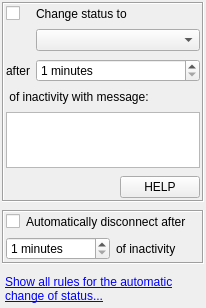
The window that src/plugins/autostatus/autostatusoptionswidget2.ui (xnamed/vacuum-im) describes before a commit, drawn with Qt 5.
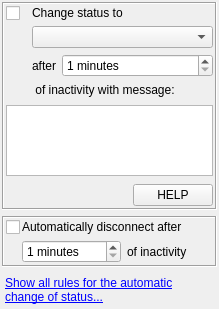
The same window after the commit.

Diff of the .ui file:
```diff
--- a/src/plugins/autostatus/autostatusoptionswidget2.ui
+++ b/src/plugins/autostatus/autostatusoptionswidget2.ui
@@ -6,8 +6,8 @@
    <rect>
     <x>0</x>
     <y>0</y>
-    <width>206</width>
-    <height>287</height>
+    <width>219</width>
+    <height>309</height>
    </rect>
   </property>
   <property name="sizePolicy">
@@ -16,10 +16,7 @@
     <verstretch>0</verstretch>
    </sizepolicy>
   </property>
-  <layout class="QVBoxLayout" name="verticalLayout">
-   <property name="spacing">
-    <number>8</number>
-   </property>
+  <layout class="QVBoxLayout" name="verticalLayout_6">
    <property name="leftMargin">
     <number>2</number>
    </property>
@@ -46,7 +43,10 @@
      <property name="frameShadow">
       <enum>QFrame::Sunken</enum>
      </property>
-     <layout class="QGridLayout" name="gridLayout_2">
+     <layout class="QVBoxLayout" name="verticalLayout_3">
+      <property name="spacing">
+       <number>8</number>
+      </property>
       <property name="leftMargin">
        <number>2</number>
       </property>
@@ -59,10 +59,11 @@
       <property name="bottomMargin">
        <number>2</number>
       </property>
-      <property name="verticalSpacing">
-       <number>8</number>
-      </property>
-      <item row="0" column="0">
+      <item>
+       <layout class="QHBoxLayout" name="horizontalLayout_3">
+        <item>
+         <layout class="QVBoxLayout" name="verticalLayout_2">
+          <item>
        <widget class="QCheckBox" name="chbAwayEnable">
         <property name="sizePolicy">
          <sizepolicy hsizetype="Maximum" vsizetype="Maximum">
@@ -75,21 +76,50 @@
         </property>
        </widget>
       </item>
-      <item row="0" column="1" colspan="2">
+          <item>
+           <spacer name="verticalSpacer">
+            <property name="orientation">
+             <enum>Qt::Vertical</enum>
+            </property>
+            <property name="sizeHint" stdset="0">
+             <size>
+              <width>20</width>
+              <height>40</height>
+             </size>
+            </property>
+           </spacer>
+          </item>
+         </layout>
+        </item>
+        <item>
+         <layout class="QVBoxLayout" name="verticalLayout">
+          <item>
        <widget class="QLabel" name="label_2">
         <property name="text">
          <string>Change status to</string>
         </property>
        </widget>
       </item>
-      <item row="2" column="0">
+          <item>
+           <widget class="QComboBox" name="cmbAwayStatus">
+            <property name="sizePolicy">
+             <sizepolicy hsizetype="Expanding" vsizetype="Fixed">
+              <horstretch>0</horstretch>
+              <verstretch>0</verstretch>
+             </sizepolicy>
+            </property>
+           </widget>
+          </item>
+          <item>
+           <layout class="QHBoxLayout" name="horizontalLayout_2">
+            <item>
        <widget class="QLabel" name="lblAwayAfter">
         <property name="text">
          <string>after</string>
         </property>
        </widget>
       </item>
-      <item row="2" column="1" colspan="2">
+            <item>
        <widget class="QSpinBox" name="spbAwayTime">
         <property name="sizePolicy">
          <sizepolicy hsizetype="Expanding" vsizetype="Fixed">
@@ -108,7 +138,9 @@
         </property>
        </widget>
       </item>
-      <item row="3" column="0" colspan="3">
+           </layout>
+          </item>
+          <item>
        <widget class="QLabel" name="lblAwayInactive">
         <property name="sizePolicy">
          <sizepolicy hsizetype="Expanding" vsizetype="Preferred">
@@ -124,7 +156,11 @@
         </property>
        </widget>
       </item>
-      <item row="4" column="0" colspan="3">
+         </layout>
+        </item>
+       </layout>
+      </item>
+      <item>
        <widget class="QTextEdit" name="lneAwayText">
         <property name="sizePolicy">
          <sizepolicy hsizetype="Expanding" vsizetype="Maximum">
@@ -134,20 +170,22 @@
         </property>
        </widget>
       </item>
-      <item row="5" column="0" colspan="2">
+      <item>
+       <layout class="QHBoxLayout" name="horizontalLayout_4">
+        <item>
        <spacer name="horizontalSpacer">
         <property name="orientation">
          <enum>Qt::Horizontal</enum>
         </property>
         <property name="sizeHint" stdset="0">
          <size>
-          <width>40</width>
-          <height>20</height>
+            <width>38</width>
+            <height>17</height>
          </size>
         </property>
        </spacer>
       </item>
-      <item row="5" column="2">
+        <item>
        <widget class="QPushButton" name="tlbAwayHelp">
         <property name="sizePolicy">
          <sizepolicy hsizetype="Preferred" vsizetype="Fixed">
@@ -160,15 +198,7 @@
         </property>
        </widget>
       </item>
-      <item row="1" column="1" colspan="2">
-       <widget class="QComboBox" name="cmbAwayStatus">
-        <property name="sizePolicy">
-         <sizepolicy hsizetype="Expanding" vsizetype="Fixed">
-          <horstretch>0</horstretch>
-          <verstretch>0</verstretch>
-         </sizepolicy>
-        </property>
-       </widget>
+       </layout>
       </item>
      </layout>
     </widget>
@@ -200,30 +230,51 @@
       <property name="bottomMargin">
        <number>2</number>
       </property>
-      <property name="verticalSpacing">
-       <number>8</number>
+      <property name="horizontalSpacing">
+       <number>2</number>
       </property>
-      <item row="0" column="1" colspan="2">
+      <item row="0" column="0">
+       <layout class="QVBoxLayout" name="verticalLayout_5">
+        <item>
+         <widget class="QCheckBox" name="chbOfflineEnable">
+          <property name="sizePolicy">
+           <sizepolicy hsizetype="Maximum" vsizetype="Maximum">
+            <horstretch>0</horstretch>
+            <verstretch>0</verstretch>
+           </sizepolicy>
+          </property>
+          <property name="text">
+           <string/>
+          </property>
+         </widget>
+        </item>
+        <item>
+         <spacer name="verticalSpacer_2">
+          <property name="orientation">
+           <enum>Qt::Vertical</enum>
+          </property>
+          <property name="sizeHint" stdset="0">
+           <size>
+            <width>5</width>
+            <height>10</height>
+           </size>
+          </property>
+         </spacer>
+        </item>
+       </layout>
+      </item>
+      <item row="0" column="1">
+       <layout class="QVBoxLayout" name="verticalLayout_4">
+        <item>
        <widget class="QLabel" name="label">
         <property name="text">
          <string>Automatically disconnect after</string>
         </property>
        </widget>
       </item>
-      <item row="0" column="0">
-       <widget class="QCheckBox" name="chbOfflineEnable">
-        <property name="sizePolicy">
-         <sizepolicy hsizetype="Maximum" vsizetype="Maximum">
-          <horstretch>0</horstretch>
-          <verstretch>0</verstretch>
-         </sizepolicy>
-        </property>
-        <property name="text">
-         <string/>
-        </property>
-       </widget>
-      </item>
-      <item row="1" column="0" colspan="2">
+        <item>
+         <layout class="QHBoxLayout" name="horizontalLayout_5">
+          <item>
        <widget class="QSpinBox" name="spbOfflineTime">
         <property name="sizePolicy">
          <sizepolicy hsizetype="Preferred" vsizetype="Fixed">
@@ -242,7 +293,7 @@
         </property>
        </widget>
       </item>
-      <item row="1" column="2">
+          <item>
        <widget class="QLabel" name="lblOfflineInactive">
         <property name="sizePolicy">
          <sizepolicy hsizetype="Preferred" vsizetype="Preferred">
@@ -257,6 +308,10 @@
          <bool>true</bool>
         </property>
        </widget>
+          </item>
+         </layout>
+        </item>
+       </layout>
       </item>
      </layout>
     </widget>
```
Lines whose indentation alone changed are shown as unchanged.
